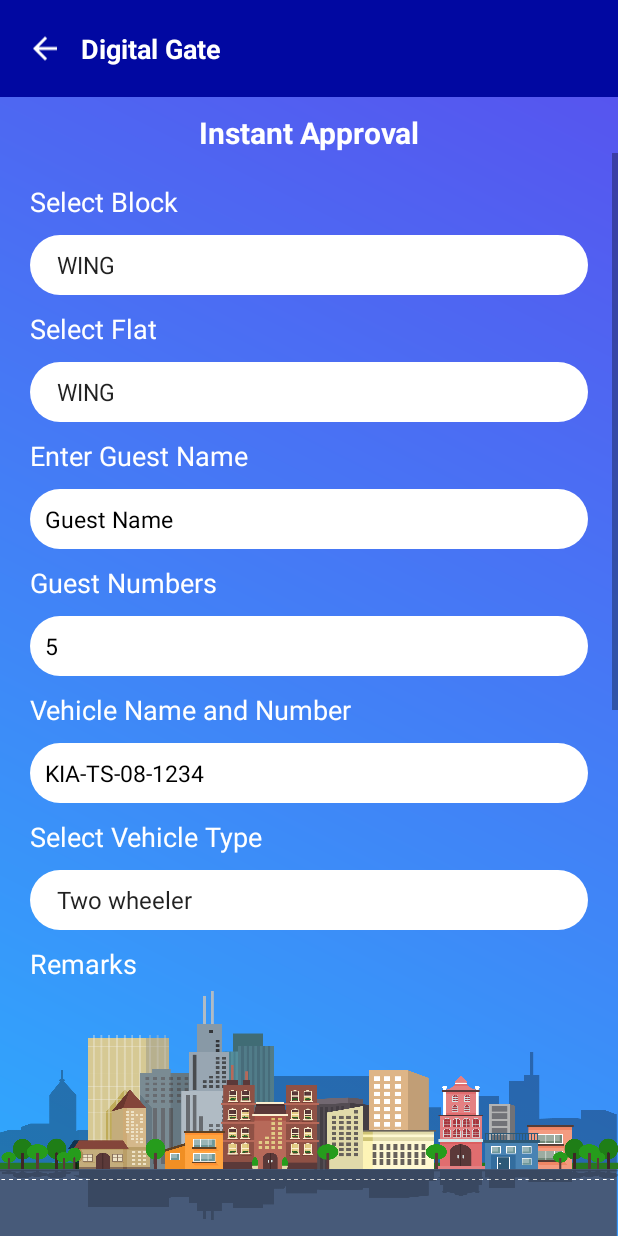
After one commit to rayudu-glits/APartmentAppDevelopment, an Android app: the InstantApprovalSecurity screen opened directly, with no data from a screen before it, on a phone screen of 412 x 824 dp. The commit adds this screen. Run offline under Robolectric (Android 15) with nearby library versions, the phone set to English and light mode, and no system bars.

Commit message:
InstantApprovalScreen

```diff
--- a/app/build.gradle
+++ b/app/build.gradle
@@ -11,6 +11,10 @@ android {
         versionName "1.0"
         testInstrumentationRunner 'androidx.test.runner.AndroidJUnitRunner'
     }
+    buildFeatures {
+        viewBinding = true
+    }
+
     buildTypes {
         release {
             minifyEnabled false
@@ -33,6 +37,7 @@ dependencies {
     implementation 'com.github.bumptech.glide:glide:3.7.0'
     implementation 'de.hdodenhof:circleimageview:2.2.0'
     implementation 'androidx.constraintlayout:constraintlayout:1.1.3'
+    implementation 'androidx.activity:activity:1.8.0'
     testImplementation 'junit:junit:4.12'
     androidTestImplementation 'androidx.test.ext:junit:1.1.1'
     androidTestImplementation 'androidx.test.espresso:espresso-core:3.5.1'
--- /dev/null
+++ b/app/src/main/java/complaints/com/aparmentapp/InstantApprovalSecurity.java
@@ -0,0 +1,23 @@
+package complaints.com.aparmentapp;
+
+import android.os.Bundle;
+import android.widget.Toolbar;
+
+import androidx.activity.EdgeToEdge;
+import androidx.appcompat.app.AppCompatActivity;
+import androidx.core.graphics.Insets;
+import androidx.core.view.ViewCompat;
+import androidx.core.view.WindowInsetsCompat;
+
+import complaints.com.aparmentapp.databinding.ActivityInstantApprovalSecurityBinding;
+
+public class InstantApprovalSecurity extends AppCompatActivity {
+    private ActivityInstantApprovalSecurityBinding binding;
+
+    @Override
+    protected void onCreate(Bundle savedInstanceState) {
+        super.onCreate(savedInstanceState);
+        EdgeToEdge.enable(this);
+        setContentView(R.layout.activity_instant_approval_security);
+    }
+}
--- a/app/src/main/java/complaints/com/aparmentapp/LoginActivity.kt
+++ b/app/src/main/java/complaints/com/aparmentapp/LoginActivity.kt
@@ -69,7 +69,7 @@ class LoginActivity : AppCompatActivity() {
                             )
                             SaveAppData.saveEmpLoginData(operatorLoginData)
                             progressdialog.dismiss()
-                            val regIntent = Intent(this@LoginActivity, MainActivity::class.java)
+                            val regIntent = Intent(this@LoginActivity, InstantApprovalSecurity::class.java)
                             startActivity(regIntent)
                             finish()
                         } else {
--- a/app/src/main/java/complaints/com/aparmentapp/SplashScreenActivity.kt
+++ b/app/src/main/java/complaints/com/aparmentapp/SplashScreenActivity.kt
@@ -27,7 +27,7 @@ class SplashScreenActivity : AppCompatActivity() {
         window.setSoftInputMode(WindowManager.LayoutParams.SOFT_INPUT_STATE_HIDDEN)
         Handler(Looper.getMainLooper()).postDelayed({
             if (SaveAppData.getLoginData() != null) {
-                val i = Intent(this@SplashScreenActivity, MainActivity::class.java)
+                val i = Intent(this@SplashScreenActivity, InstantApprovalSecurity::class.java)
                 startActivity(i)
                 finish()
             } else {
--- /dev/null
+++ b/app/src/main/res/drawable/back.xml
@@ -0,0 +1,5 @@
+<vector xmlns:android="http://schemas.android.com/apk/res/android" android:autoMirrored="true" android:height="24dp" android:tint="#ffffff" android:viewportHeight="24" android:viewportWidth="24" android:width="24dp">
+
+    <path android:fillColor="@android:color/white" android:pathData="M20,11H7.83l5.59,-5.59L12,4l-8,8 8,8 1.41,-1.41L7.83,13H20v-2z"/>
+
+</vector>
--- a/app/src/main/res/drawable/background_gradient.xml
+++ b/app/src/main/res/drawable/background_gradient.xml
@@ -4,8 +4,8 @@
 
     <gradient
         android:angle="45"
-        android:endColor="#F06240F8"
-        android:startColor="#45AAF8"
+        android:endColor="#594fee"
+        android:startColor="#2eabfd"
         android:type="linear" />
 
 </shape>
--- a/app/src/main/res/drawable/buttonshape.xml
+++ b/app/src/main/res/drawable/buttonshape.xml
@@ -4,7 +4,7 @@
         android:radius="10dp"
         />
     <solid
-        android:color="#19FA20"
+        android:color="@color/white"
         />
     <padding
         android:left="4dp"
--- /dev/null
+++ b/app/src/main/res/layout/activity_instant_approval_security.xml
@@ -0,0 +1,334 @@
+<?xml version="1.0" encoding="utf-8"?>
+<LinearLayout xmlns:android="http://schemas.android.com/apk/res/android"
+    xmlns:app="http://schemas.android.com/apk/res-auto"
+    xmlns:tools="http://schemas.android.com/tools"
+    android:id="@+id/main"
+    android:layout_width="match_parent"
+    android:layout_height="match_parent"
+    android:orientation="vertical"
+    android:weightSum="10"
+    android:background="@drawable/background_gradient">
+        <androidx.appcompat.widget.Toolbar
+            android:id="@+id/toolbar"
+            android:layout_width="match_parent"
+            android:background="@color/colorPrimary"
+            android:layout_height="0dp"
+            android:layout_weight="0.8"
+            app:popupTheme="@style/AppTheme.PopupOverlay" >
+            <LinearLayout
+                android:layout_width="match_parent"
+                android:layout_height="match_parent"
+                android:orientation="horizontal">
+                <ImageView
+                    android:id="@+id/back_btn"
+                    android:layout_width="wrap_content"
+                    android:layout_height="match_parent"
+                    android:padding="2dp"
+                    android:layout_gravity="center"
+                    android:src="@drawable/back" />
+
+                <TextView
+                    android:id="@+id/tlbar_title"
+                    android:layout_width="wrap_content"
+                    android:layout_height="match_parent"
+                    android:layout_gravity="center"
+                    android:gravity="center"
+                    android:textStyle="bold"
+                    android:text="Digital Gate"
+                    android:layout_marginStart="10dp"
+                    android:textColor="@color/white"
+                    android:textSize="18sp"  />
+            </LinearLayout>
+        </androidx.appcompat.widget.Toolbar>
+    <LinearLayout
+        android:layout_width="match_parent"
+        android:layout_height="0dp"
+        android:layout_weight="7.2"
+        android:layout_marginTop="10dp"
+        android:orientation="vertical">
+        <TextView
+            android:layout_width="match_parent"
+            android:layout_height="wrap_content"
+            android:text="Instant Approval"
+            android:gravity="center"
+            android:textStyle="bold"
+            android:textColor="@color/white"
+            android:textSize="20sp"/>
+        <ScrollView
+            android:layout_width="match_parent"
+            android:layout_height="match_parent"
+            android:orientation="vertical">
+        <LinearLayout
+            android:layout_width="match_parent"
+            android:layout_height="wrap_content"
+            android:gravity="center"
+            android:layout_marginTop="10dp"
+            android:orientation="vertical">
+            <TextView
+                android:id="@+id/block"
+                android:layout_width="match_parent"
+                android:layout_height="wrap_content"
+                android:textColor="@color/white"
+                android:layout_marginLeft="20dp"
+                android:layout_marginRight="20dp"
+                android:layout_marginTop="10dp"
+                android:text="Select Block"
+                android:textSize="18sp"/>
+            <LinearLayout
+                android:id="@+id/lls"
+                android:layout_width="match_parent"
+                android:layout_height="40dp"
+                android:layout_marginStart="20dp"
+                android:layout_marginEnd="20dp"
+                android:layout_marginTop="10dp"
+                android:background="@drawable/shapebutton"
+                android:orientation="horizontal"
+                android:weightSum="1">
+                <Spinner
+                    android:id="@+id/Bspinner"
+                    android:layout_width="0dp"
+                    android:layout_height="match_parent"
+                    android:layout_weight="0.95"
+                    android:background="@null"
+                    android:entries="@array/Block"
+                    android:layout_gravity="center"
+                    android:paddingLeft="10dp"/>
+            </LinearLayout>
+            <TextView
+                android:id="@+id/flat"
+                android:layout_width="match_parent"
+                android:layout_height="wrap_content"
+                android:textColor="@color/white"
+                android:layout_marginLeft="20dp"
+                android:layout_marginRight="20dp"
+                android:layout_marginTop="10dp"
+                android:text="Select Flat"
+
+                android:textSize="18sp"/>
+            <LinearLayout
+                android:id="@+id/llf"
+                android:layout_width="match_parent"
+                android:layout_height="40dp"
+                android:layout_marginStart="20dp"
+                android:layout_marginEnd="20dp"
+                android:layout_marginTop="10dp"
+                android:background="@drawable/shapebutton"
+                android:orientation="horizontal"
+                android:weightSum="1">
+                <Spinner
+                    android:id="@+id/Flatspinner"
+                    android:layout_width="0dp"
+                    android:layout_height="match_parent"
+                    android:layout_weight="0.95"
+                    android:background="@null"
+                    android:entries="@array/Block"
+                    android:layout_gravity="center"
+                    android:paddingLeft="10dp"/>
+            </LinearLayout>
+            <TextView
+                android:id="@+id/Guest"
+                android:layout_width="match_parent"
+                android:layout_height="wrap_content"
+                android:textColor="@color/white"
+                android:layout_marginLeft="20dp"
+                android:layout_marginRight="20dp"
+                android:layout_marginTop="10dp"
+                android:text="Enter Guest Name"
+                android:textSize="18sp"/>
+            <LinearLayout
+                android:id="@+id/ll1"
+                android:layout_width="match_parent"
+                android:layout_height="40dp"
+                android:layout_marginStart="20dp"
+                android:layout_marginEnd="20dp"
+                android:layout_marginTop="10dp"
+                android:background="@drawable/shapebutton"
+                android:orientation="horizontal"
+                android:weightSum="1">
+                <EditText
+                    android:id="@+id/guest_name"
+                    android:layout_width="0dp"
+                    android:layout_height="match_parent"
+                    android:layout_weight="0.95"
+                    android:background="@null"
+                    android:hint="Guest Name"
+                    android:layout_gravity="center"
+                    android:imeOptions="actionDone"
+                    android:paddingLeft="10dp"
+                    android:textColor="@color/black"
+                    android:textColorHint="@color/black"
+                    android:textSize="15sp"/>
+            </LinearLayout>
+            <TextView
+                android:id="@+id/GuestCount"
+                android:layout_width="match_parent"
+                android:layout_height="wrap_content"
+                android:textColor="@color/white"
+                android:layout_marginLeft="20dp"
+                android:layout_marginRight="20dp"
+                android:layout_marginTop="10dp"
+                android:text="Guest Numbers"
+                android:textSize="18sp"/>
+            <LinearLayout
+                android:id="@+id/ll2"
+                android:layout_width="match_parent"
+                android:layout_height="40dp"
+                android:layout_marginStart="20dp"
+                android:layout_marginEnd="20dp"
+                android:layout_marginTop="10dp"
+                android:background="@drawable/shapebutton"
+                android:orientation="horizontal"
+                android:weightSum="1">
+                <EditText
+                    android:id="@+id/countguest"
+                    android:layout_width="0dp"
+                    android:layout_height="match_parent"
+                    android:layout_weight="0.95"
+                    android:background="@null"
+                    android:hint="5"
+                    android:layout_gravity="center"
+                    android:imeOptions="actionDone"
+                    android:paddingLeft="10dp"
+                    android:textColor="@color/black"
+                    android:textColorHint="@color/black"
+                    android:textSize="15sp"/>
+            </LinearLayout>
+            <TextView
+                android:id="@+id/vehicle"
+                android:layout_width="match_parent"
+                android:layout_height="wrap_content"
+                android:textColor="@color/white"
+                android:layout_marginLeft="20dp"
+                android:layout_marginRight="20dp"
+                android:layout_marginTop="10dp"
+                android:text="Vehicle Name and Number"
+                android:textSize="18sp"/>
+            <LinearLayout
+                android:id="@+id/ll3"
+                android:layout_width="match_parent"
+                android:layout_height="40dp"
+                android:layout_marginStart="20dp"
+                android:layout_marginEnd="20dp"
+                android:layout_marginTop="10dp"
+                android:background="@drawable/shapebutton"
+                android:orientation="horizontal"
+                android:weightSum="1">
+                <EditText
+                    android:id="@+id/v_number"
+                    android:layout_width="0dp"
+                    android:layout_height="match_parent"
+                    android:layout_weight="0.95"
+                    android:background="@null"
+                    android:hint="KIA-TS-08-1234"
+                    android:layout_gravity="center"
+                    android:imeOptions="actionDone"
+                    android:paddingLeft="10dp"
+                    android:textColor="@color/black"
+                    android:textColorHint="@color/black"
+                    android:textSize="15sp"/>
+            </LinearLayout>
+            <TextView
+                android:id="@+id/vehicletype"
+                android:layout_width="match_parent"
+                android:layout_height="wrap_content"
+                android:textColor="@color/white"
+                android:layout_marginLeft="20dp"
+                android:layout_marginRight="20dp"
+                android:layout_marginTop="10dp"
+                android:text="Select Vehicle Type"
+                android:textSize="18sp"/>
+            <LinearLayout
+                android:id="@+id/llvt"
+                android:layout_width="match_parent"
+                android:layout_height="40dp"
+                android:layout_marginStart="20dp"
+                android:layout_marginEnd="20dp"
+                android:layout_marginTop="10dp"
+                android:background="@drawable/shapebutton"
+                android:orientation="horizontal"
+                android:weightSum="1">
+                <Spinner
+                    android:id="@+id/typeVehicle"
+                    android:layout_width="0dp"
+                    android:layout_height="match_parent"
+                    android:layout_weight="0.95"
+                    android:background="@null"
+                    android:entries="@array/Vehicle_type"
+                    android:layout_gravity="center"
+                    android:paddingLeft="10dp"/>
+            </LinearLayout>
+            <TextView
+                android:id="@+id/remarks"
+                android:layout_width="match_parent"
+                android:layout_height="wrap_content"
+                android:textColor="@color/white"
+                android:layout_marginLeft="20dp"
+                android:layout_marginRight="20dp"
+                android:layout_marginTop="10dp"
+                android:text="Remarks"
+                android:textSize="18sp"/>
+            <LinearLayout
+                android:id="@+id/ll4"
+                android:layout_width="match_parent"
+                android:layout_height="70dp"
+                android:layout_marginStart="20dp"
+                android:layout_marginEnd="20dp"
+                android:layout_marginTop="10dp"
+                android:background="@drawable/buttonshape"
+                android:orientation="horizontal"
+                android:weightSum="1">
+                <EditText
+                    android:id="@+id/Remarks"
+                    android:layout_width="0dp"
+                    android:layout_height="match_parent"
+                    android:layout_weight="0.95"
+                    android:background="@null"
+                    android:hint="KIA-TS-08-1234"
+                    android:layout_gravity="center"
+                    android:imeOptions="actionDone"
+                    android:paddingLeft="10dp"
+                    android:textColor="@color/black"
+                    android:textColorHint="@color/black"
+                    android:textSize="15sp"/>
+            </LinearLayout>
+            <TextView
+                android:id="@+id/image"
+                android:layout_width="match_parent"
+                android:layout_height="wrap_content"
+                android:textColor="@color/white"
+                android:layout_marginLeft="20dp"
+                android:layout_marginRight="20dp"
+                android:layout_marginTop="10dp"
+                android:text="Upload Image"
+                android:textSize="18sp"/>
+            <ImageView
+                android:id="@+id/imgView"
+                android:layout_width="100dp"
+                android:layout_height="100dp"
+                android:scaleType="fitXY"
+                android:layout_gravity="center"
+                android:src="@drawable/camera"/>
+            <androidx.appcompat.widget.AppCompatButton
+                android:id="@+id/login_btn"
+                android:layout_width="130dp"
+                android:layout_height="wrap_content"
+                android:layout_marginTop="10dp"
+                android:layout_marginRight="40dp"
+                android:text="Submit "
+                android:layout_marginBottom="15dp"
+                android:layout_gravity="end"
+                android:background="@drawable/shapebutton"
+                android:textColor="@color/white"
+                android:textAllCaps="false"
+                android:textSize="18sp"
+                android:backgroundTint="@color/colorPrimary"/>
+        </LinearLayout>
+        </ScrollView>
+    </LinearLayout>
+    <LinearLayout
+        android:layout_width="match_parent"
+        android:layout_height="0dp"
+        android:background="@drawable/bottombackground"
+        android:layout_weight="2.0">
+    </LinearLayout>
+</LinearLayout>
--- a/app/src/main/res/values/colors.xml
+++ b/app/src/main/res/values/colors.xml
@@ -1,6 +1,6 @@
 <?xml version="1.0" encoding="utf-8"?>
 <resources>
-    <color name="colorPrimary">#125688</color>
+    <color name="colorPrimary">#0108a1</color>
     <color name="colorPrimaryDark">#125688</color>
     <color name="textColorPrimary">#FFFFFF</color>
     <color name="windowBackground">#FFFFFF</color>
--- a/app/src/main/res/values/strings.xml
+++ b/app/src/main/res/values/strings.xml
@@ -11,6 +11,7 @@
     <string name="file_provider_authority">complaints.com.aparmentapp.Fragments.fileprovider</string>
     <string name="drawer_open">Open</string>
     <string name="drawer_close">Close</string>
+
     <string-array name="SelectType">
         <item>Select Type</item>
         <item>Admin</item>
@@ -21,6 +22,15 @@
         <item>Pending</item>
         <item>Processing</item>
         <item>Completed</item>
+    </string-array>
+    <string-array name="Block">
+        <item>WING</item>
+        <item>FLY</item>
+        <item>B-BLOCk</item>
+    </string-array>
+    <string-array name="Vehicle_type">
+        <item>Two wheeler</item>
+        <item>Four wheeler</item>
     </string-array>
     <string-array name="package_array">
         <item>Package</item>
```
Also changed, not shown: app/src/main/AndroidManifest.xml (+22 -16 lines), app/src/main/java/complaints/com/aparmentapp/Sharedpreferences/AppController.java (+5 -5 lines), app/src/main/res/layout/approvalscreen.xml (added, +152 -0 lines), app/src/main/res/layout/nav_header_main.xml (+6 -10 lines), app/src/main/res/menu/navmenu.xml (added, +26 -0 lines), app/src/main/res/drawable/menu_dots.png (added), app/src/main/res/drawable/plus.png (added), app/src/main/res/drawable/settings.png (added).
